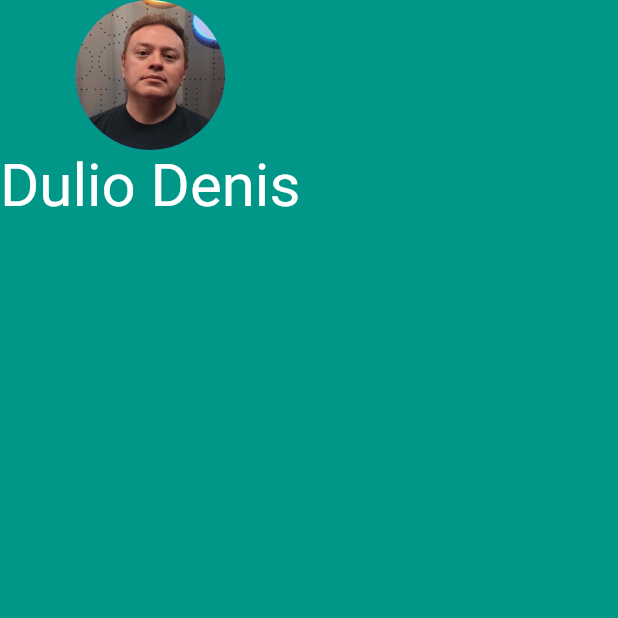
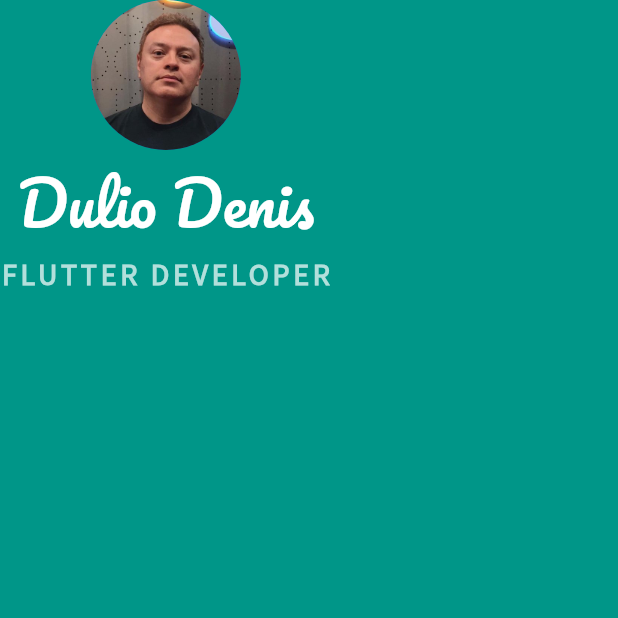
Before and after one commit to duliodenis/mycard, a Flutter app: the screen it shows after launch, on a phone screen of 412 x 824 dp, the top half of it. Run offline on Flutter 3.47's test engine with Material 2 defaults, Android fonts, the phone set to English and light mode, and no system bars.

Commit message:
Added Pacifico and SourceSans custom fonts

```diff
--- a/mi_card_flutter/lib/main.dart
+++ b/mi_card_flutter/lib/main.dart
@@ -22,8 +22,19 @@ class MyApp extends StatelessWidget {
                 style: TextStyle(
                   color: Colors.white,
                   fontSize: 40.0,
+                  fontFamily: 'Pacifico',
                 ),
               ),
+              Text(
+                'FLUTTER DEVELOPER',
+                style: TextStyle(
+                  color: Colors.teal[100],
+                  fontSize: 20.0,
+                  fontFamily: 'SourceSansPro',
+                  letterSpacing: 2.5,
+                  fontWeight: FontWeight.bold,
+                ),
+              )
             ],
           ),
         ),
```
Also changed, not shown: mi_card_flutter/pubspec.yaml (+8 -0 lines), art/font/Pacifico-Regular.ttf (added), art/font/SourceSansPro-Regular.ttf (added), mi_card_flutter/fonts/Pacifico-Regular.ttf (added), mi_card_flutter/fonts/SourceSansPro-Regular.ttf (added), 7 other files.
